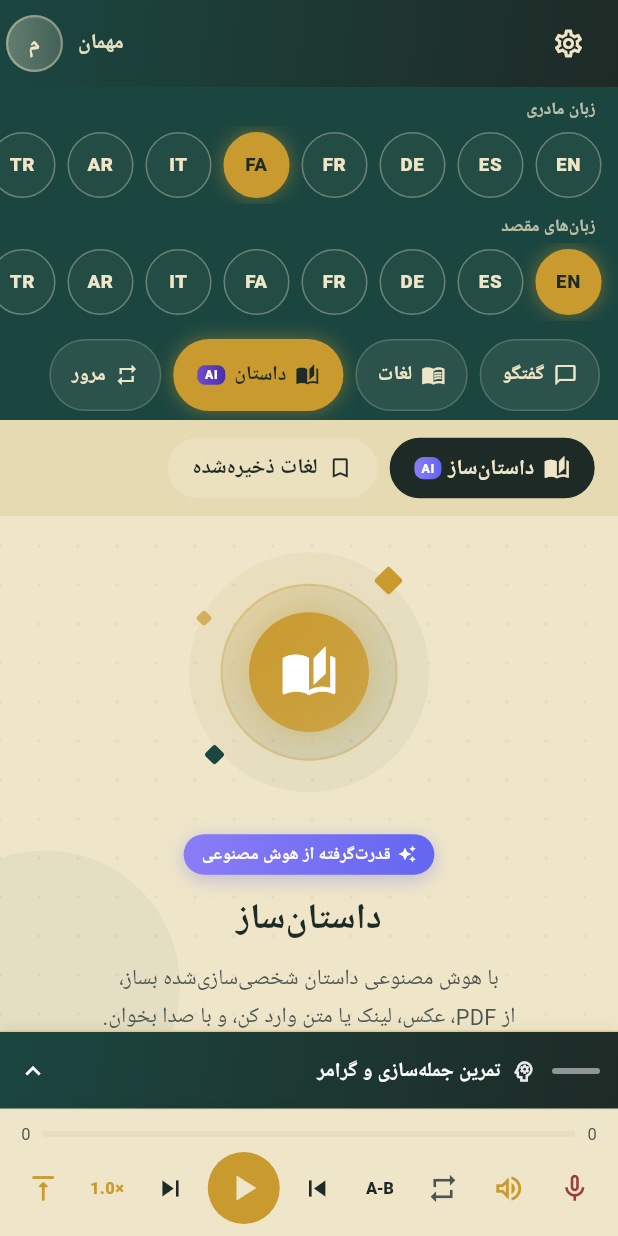
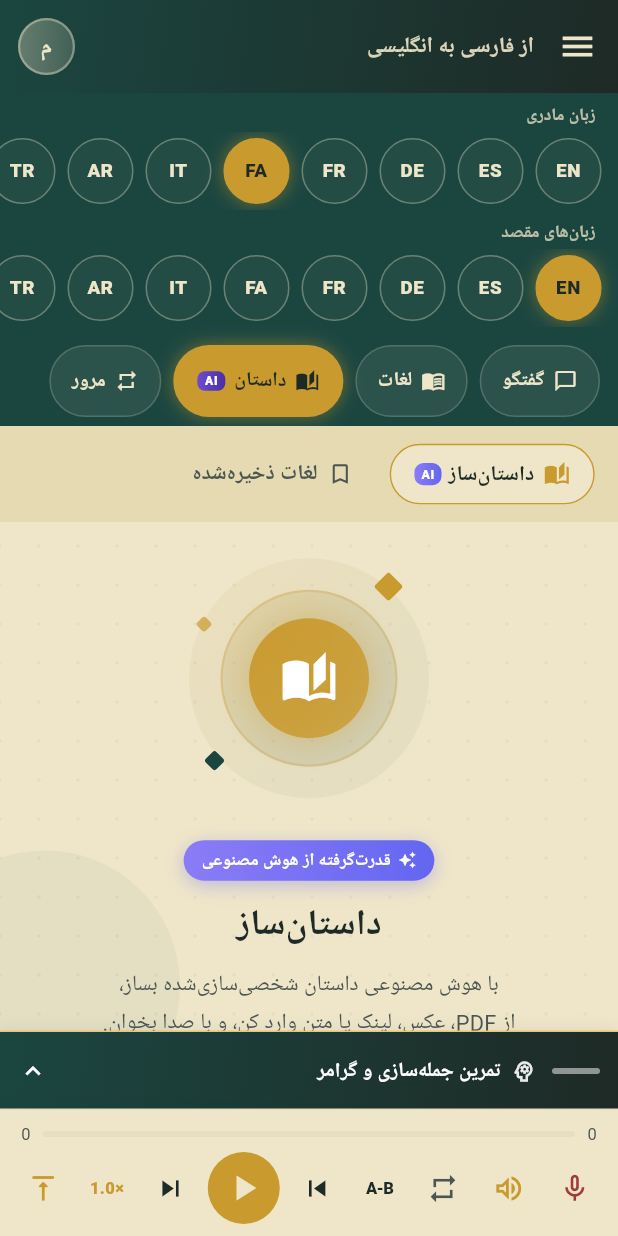
Before and after one commit to maryam1998/Zflut, a Flutter app: the screen it shows after launch, on a phone screen of 412 x 824 dp. Run offline on Flutter 3.47's test engine with Material 3 defaults, Android fonts, the phone set to English and light mode, and no system bars; our stand-ins replace dio, flutter_riverpod, flutter_tts, go_router, just_audio, shared_preferences and 1 more; accounts and stored records are empty; generated files the repository leaves out were written again; Roboto replaces fonts that are missing (Vazirmatn).

Commit message:
chore: apply patch zip

```diff
--- a/lib/features/shell/widgets/account_header.dart
+++ b/lib/features/shell/widgets/account_header.dart
@@ -1,6 +1,8 @@
 import 'package:flutter/material.dart';
 import 'package:flutter_riverpod/flutter_riverpod.dart';
 
+import '../../../core/constants/supported_languages.dart';
+import '../../../core/providers/language_selection_provider.dart';
 import '../../../core/theme/app_theme_colors.dart';
 
 class AccountHeader extends ConsumerWidget {
@@ -19,6 +21,19 @@ class AccountHeader extends ConsumerWidget {
   Widget build(BuildContext context, WidgetRef ref) {
     final c = context.appColors;
     final name = (userName ?? 'مهمان').trim();
+    final sel = ref.watch(languageSelectionProvider);
+    final lang = Localizations.localeOf(context).languageCode;
+    final rtlUi = lang == 'fa' || lang == 'ar';
+    String labelOf(String code) {
+      for (final l in kSupportedLanguages) {
+        if (l.code == code) return rtlUi ? l.faLabel : l.enLabel;
+      }
+      return code.toUpperCase();
+    }
+
+    final fromTo = rtlUi
+        ? 'از ${labelOf(sel.native)} به ${sel.targets.map(labelOf).join('، ')}'
+        : 'From ${labelOf(sel.native)} to ${sel.targets.map(labelOf).join(', ')}';
     final initial = name.isNotEmpty ? name[0].toUpperCase() : '؟';
 
     return Container(
@@ -32,41 +47,44 @@ class AccountHeader extends ConsumerWidget {
       child: SafeArea(
         bottom: false,
         child: Padding(
-          padding: const EdgeInsets.fromLTRB(4, 8, 12, 8),
+          padding: const EdgeInsets.fromLTRB(12, 8, 4, 8),
           child: Row(
             children: [
-              // ═══ آیکون تنظیمات — سمت راست (شروع در RTL) ═══
+              // ═══ منوی همبرگری (تنظیمات) — بالا سمت راست ═══
               InkWell(
                 onTap: onMenuTap,
                 borderRadius: BorderRadius.circular(10),
                 child: Padding(
                   padding: const EdgeInsets.all(10),
                   child: Icon(
-                    Icons.settings_outlined,
+                    Icons.menu,
                     color: c.headerText,
-                    size: 22,
+                    size: 26,
                   ),
                 ),
               ),
 
-              const Spacer(),
-
-              // ═══ نام کاربر + آواتار — سمت چپ ═══
-              GestureDetector(
-                onTap: onAvatarTap,
-                child: Row(
-                  mainAxisSize: MainAxisSize.min,
-                  children: [
-                    Text(
-                      name,
+              // ═══ «از زبان مبدا به زبان‌های مقصد» — کنار همبرگری ═══
+              Expanded(
+                child: Padding(
+                  padding: const EdgeInsets.symmetric(horizontal: 6),
+                  child: Text(
+                    fromTo,
+                    maxLines: 1,
+                    overflow: TextOverflow.ellipsis,
                     style: TextStyle(
-                        color: c.headerText.withOpacity(0.95),
-                        fontSize: 14,
+                      color: c.headerText.withOpacity(0.9),
+                      fontSize: 14.5,
                       fontWeight: FontWeight.w600,
                     ),
                   ),
-                    const SizedBox(width: 10),
-                    Container(
+                ),
+              ),
+
+              // ═══ آواتار — سمت چپ ═══
+              GestureDetector(
+                onTap: onAvatarTap,
+                child: Container(
                   width: 38,
                   height: 38,
                   decoration: BoxDecoration(
@@ -92,8 +110,6 @@ class AccountHeader extends ConsumerWidget {
                     ),
                   ),
                 ),
-                  ],
-                ),
               ),
             ],
           ),
--- a/lib/features/shell/widgets/sub_tabs_row.dart
+++ b/lib/features/shell/widgets/sub_tabs_row.dart
@@ -89,19 +89,20 @@ class _SubChip extends StatelessWidget {
 
   @override
   Widget build(BuildContext context) {
+    // مثل اسکرین‌شات: نوار کرم (paperDark)؛ تبِ غیرفعال تخت و بدون پس‌زمینه،
+    // تبِ فعال یک پیلِ کرمِ روشن‌تر با حاشیهٔ طلایی و آیکونِ طلایی.
     final Color ink = c.ink as Color;
-    final Color fg = active ? c.headerText as Color : ink;
+    final Color soft = c.inkSoft as Color;
+    final Color gold = c.gold as Color;
+    final Color fg = active ? ink : soft;
+    final Color iconColor = active ? gold : soft;
     return AnimatedContainer(
       duration: const Duration(milliseconds: 180),
       decoration: BoxDecoration(
-        color: active
-            ? c.headerTo as Color
-            : (c.paper as Color).withOpacity(0.55),
+        color: active ? c.paper as Color : Colors.transparent,
         borderRadius: BorderRadius.circular(999),
         border: Border.all(
-          color: active
-              ? c.headerTo as Color
-              : (c.cardBorder as Color).withOpacity(0.7),
+          color: active ? gold : Colors.transparent,
           width: context.px(2),
         ),
       ),
@@ -115,7 +116,7 @@ class _SubChip extends StatelessWidget {
             child: Row(
               mainAxisSize: MainAxisSize.min,
               children: [
-                Icon(icon, size: context.px(38), color: fg),
+                Icon(icon, size: context.px(38), color: iconColor),
                 SizedBox(width: context.px(14)),
                 Text(
                   label,
```
Also changed, not shown: 1 other file. Lines whose indentation alone changed are shown as unchanged.
